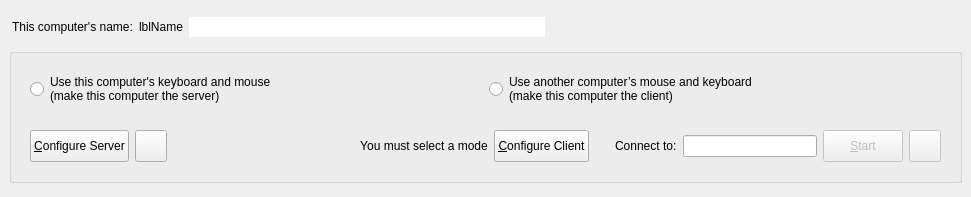
First picture: the form in src/lib/gui/MainWindow.ui, repository deskflow/deskflow, before the edit.
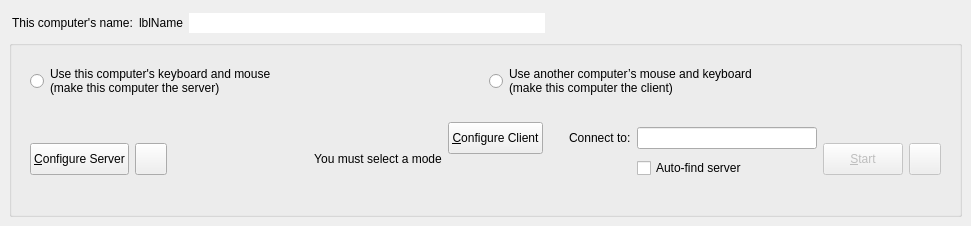
Second picture: the form after the edit. Icons and pictures are not drawn.

Commit message: feat: automatic server discovery and Windows/macOS modifier adaptation

Patch:
```diff
--- a/src/lib/gui/MainWindow.ui
+++ b/src/lib/gui/MainWindow.ui
@@ -328,7 +328,7 @@
               <verstretch>0</verstretch>
              </sizepolicy>
             </property>
-            <layout class="QHBoxLayout" name="horizontalLayout_3">
+            <layout class="QGridLayout" name="gridLayoutClientOptions">
              <property name="leftMargin">
               <number>0</number>
              </property>
@@ -341,7 +341,10 @@
              <property name="bottomMargin">
               <number>0</number>
              </property>
-             <item>
+             <property name="verticalSpacing">
+              <number>4</number>
+             </property>
+             <item row="0" column="0">
               <widget class="QPushButton" name="btnConfigureClient">
                <property name="sizePolicy">
                 <sizepolicy hsizetype="Maximum" vsizetype="Fixed">
@@ -366,7 +369,7 @@
                </property>
               </widget>
              </item>
-             <item>
+             <item row="0" column="1">
               <spacer name="horizontalSpacer_3">
                <property name="orientation">
                 <enum>Qt::Orientation::Horizontal</enum>
@@ -382,7 +385,7 @@
                </property>
               </spacer>
              </item>
-             <item>
+             <item row="0" column="2">
               <widget class="QLabel" name="m_pLabelServerName">
                <property name="sizePolicy">
                 <sizepolicy hsizetype="Preferred" vsizetype="Maximum">
@@ -398,11 +401,17 @@
                </property>
               </widget>
              </item>
-             <item>
+             <item row="0" column="3">
               <widget class="QLineEdit" name="lineHostname">
+               <property name="sizePolicy">
+                <sizepolicy hsizetype="Expanding" vsizetype="Fixed">
+                 <horstretch>1</horstretch>
+                 <verstretch>0</verstretch>
+                </sizepolicy>
+               </property>
                <property name="minimumSize">
                 <size>
-                 <width>0</width>
+                 <width>180</width>
                  <height>0</height>
                 </size>
                </property>
@@ -411,6 +420,29 @@
                </property>
               </widget>
              </item>
+             <item row="1" column="3">
+              <widget class="QCheckBox" name="chkAutoServerDiscovery">
+               <property name="text">
+                <string>Auto-find server</string>
+               </property>
+               <property name="toolTip">
+                <string>Search this network for a server that has added this computer. A server behind a router cannot be found this way; enter its IP address above and it will be asked directly.</string>
+               </property>
+              </widget>
+             </item>
+             <item row="2" column="3">
+              <widget class="QLabel" name="lblDiscoveryStatus">
+               <property name="enabled">
+                <bool>false</bool>
+               </property>
+               <property name="text">
+                <string/>
+               </property>
+               <property name="wordWrap">
+                <bool>true</bool>
+               </property>
+              </widget>
+             </item>
             </layout>
            </widget>
           </item>
```
The commit also changes 33 other files.
